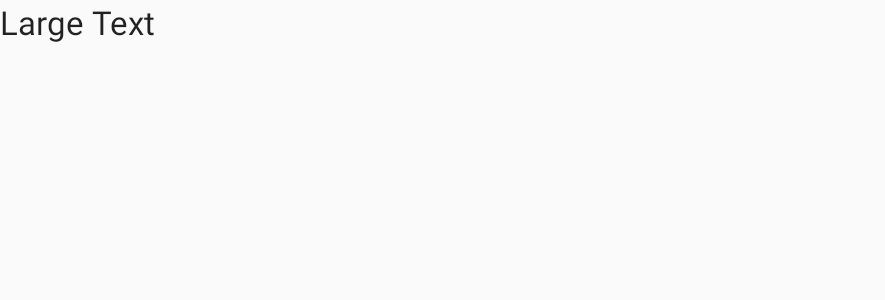
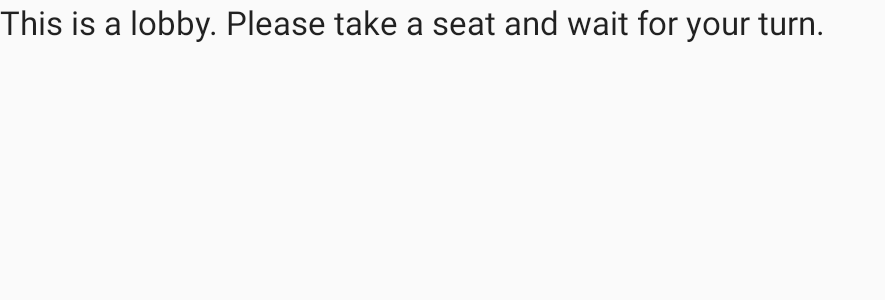
Before and after one commit to ProjectLemon/intense-orange, an Android app: the Lobby screen opened directly, with no data from a screen before it, on a phone screen of 824 x 412 dp (held sideways). Shown: the top 300 px of the screen, without its empty margins (0-885 px from the left). Run offline under Robolectric (Android 15) with nearby library versions, the phone set to English and light mode, and no system bars.

Commit message:
Added onresume/pause for server in lobby

```diff
--- a/app/src/main/AndroidManifest.xml
+++ b/app/src/main/AndroidManifest.xml
@@ -33,15 +33,15 @@
         <activity
             android:name=".ui.screen.server.GameSetup"
             android:configChanges="keyboardHidden|orientation"
-            android:screenOrientation="landscape"></activity>
+            android:screenOrientation="landscape" />
         <activity
             android:name=".ui.screen.client.TeamSetup"
             android:configChanges="keyboardHidden|orientation"
-            android:screenOrientation="landscape"></activity>
+            android:screenOrientation="landscape" />
         <activity
             android:name=".ui.screen.server.Lobby"
             android:configChanges="keyboardHidden|orientation"
-            android:screenOrientation="landscape"></activity>
+            android:screenOrientation="landscape" />
     </application>
 
 </manifest>
--- a/app/src/main/java/org/projectlemon/intenseorange/model/client/Client.java
+++ b/app/src/main/java/org/projectlemon/intenseorange/model/client/Client.java
@@ -164,7 +164,7 @@ public class Client extends NetworkDevice implements Runnable {
         }
 
         /**
-         * This method will try to resolve why the wifip2p-state changed. If wifip2p was enbled
+         * This method will try to resolve why the wifip2p-state changed. If wifip2p was enabled
          * it will start broadcast a local service telling everyone around that they are
          * available to connect to.
          *
--- a/app/src/main/java/org/projectlemon/intenseorange/ui/screen/StartScreen.java
+++ b/app/src/main/java/org/projectlemon/intenseorange/ui/screen/StartScreen.java
@@ -12,7 +12,6 @@ import org.projectlemon.intenseorange.model.client.Client;
 import org.projectlemon.intenseorange.ui.DetectForNearbyGames;
 import org.projectlemon.intenseorange.ui.screen.client.TeamSetup;
 import org.projectlemon.intenseorange.ui.screen.server.GameSetup;
-
 
 
 /**
--- a/app/src/main/java/org/projectlemon/intenseorange/ui/screen/server/Lobby.java
+++ b/app/src/main/java/org/projectlemon/intenseorange/ui/screen/server/Lobby.java
@@ -11,6 +11,8 @@ import org.projectlemon.intenseorange.ui.screen.Screen;
 
 public class Lobby extends Screen {
 
+    private Server server;
+
     @Override
     protected void onCreate(Bundle savedInstanceState) {
         super.onCreate(savedInstanceState);
@@ -20,7 +22,20 @@ public class Lobby extends Screen {
         String serverName = intent.getStringExtra("serverName");
 
         CallbackObject callback = new ServerDataRetriever();
-        Server server = new Server(this, callback, serverName);
+        server = new Server(this, callback, serverName);
         new Thread(server).start();
     }
+
+    /* register the broadcast receiver with the intent values to be matched */
+    @Override
+    protected void onResume() {
+        super.onResume();
+        registerReceiver(server.receiver, server.intentFilter);
+    }
+    /* unregister the broadcast receiver */
+    @Override
+    protected void onPause() {
+        super.onPause();
+        unregisterReceiver(server.receiver);
+    }
 }
--- a/app/src/main/res/layout/activity_lobby.xml
+++ b/app/src/main/res/layout/activity_lobby.xml
@@ -16,6 +16,6 @@
         android:layout_width="wrap_content"
         android:layout_height="wrap_content"
         android:textAppearance="?android:attr/textAppearanceLarge"
-        android:text="Large Text"
+        android:text="This is a lobby. Please take a seat and wait for your turn."
         android:id="@+id/textView" />
 </RelativeLayout>
```
